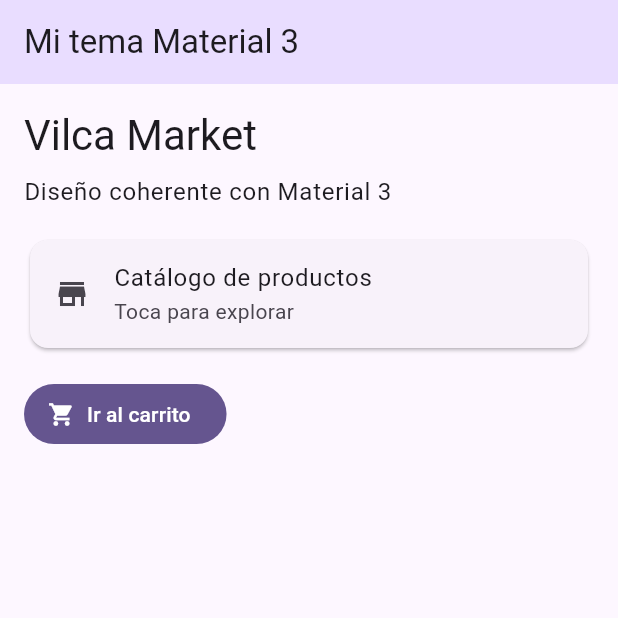
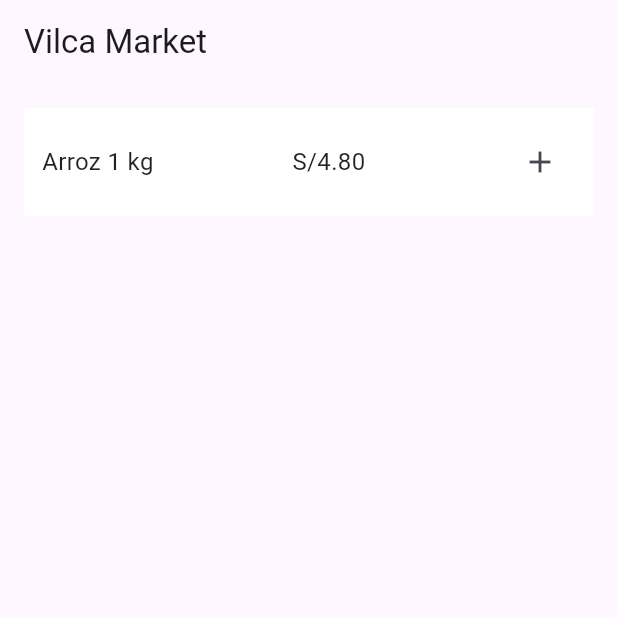
Before and after one commit to guzman20alfredo-spec/app_movil_2026_2_agt, a Flutter app: the screen it shows after launch, on a phone screen of 412 x 824 dp, the top half of it. Run offline on Flutter 3.47's test engine with Material 3 defaults, Android fonts, the phone set to English and light mode, and no system bars.

Commit message:
sesion-07: correcciones de accesibilidad del catálogo

```diff
--- a/lib/main.dart
+++ b/lib/main.dart
@@ -1,64 +1,52 @@
 import 'package:flutter/material.dart';
-import 'package:google_fonts/google_fonts.dart';
 
-void main() => runApp(const MiApp());
+void main() => runApp(const MaterialApp(home: CatalogoCorregido()));
 
-class MiApp extends StatelessWidget {
-  const MiApp({super.key});
+class CatalogoCorregido extends StatelessWidget {
+  const CatalogoCorregido({super.key});
 
   @override
   Widget build(BuildContext context) {
-    return MaterialApp(
-      debugShowCheckedModeBanner: false,
-      title: 'Ficha de tema',
-      theme: ThemeData(
-        useMaterial3: true,
-        colorScheme: ColorScheme.fromSeed(
-          seedColor: const Color(0xFF6750A4), // TODO 1: hex de Theme Builder
-        ),
-        textTheme: GoogleFonts.poppinsTextTheme(
-          const TextTheme(),
-        ), // TODO 2: fuente (poppins, lato)
-      ),
-      home: const PantallaTema(),
-    );
-  }
-}
-
-class PantallaTema extends StatelessWidget {
-  const PantallaTema({super.key});
-
-  @override
-  Widget build(BuildContext context) {
-    final colores = Theme.of(context).colorScheme;
-    final textos = Theme.of(context).textTheme;
-
     return Scaffold(
-      appBar: AppBar(
-        title: const Text('Mi tema Material 3'),
-        backgroundColor: colores.primaryContainer, // TODO 3: token "contenedor primario"
-      ),
+      appBar: AppBar(title: const Text('Vilca Market')),
       body: Padding(
         padding: const EdgeInsets.all(16),
-        child: Column(
-          crossAxisAlignment: CrossAxisAlignment.start,
+        child: Row(
           children: [
-            Text('Vilca Market', style: textos.headlineMedium),
-            const SizedBox(height: 8),
-            Text('Diseño coherente con Material 3', style: textos.bodyLarge),
-            const SizedBox(height: 16),
-            Card(
-              child: ListTile(
-                leading: const Icon(Icons.store), // TODO 4: ícono de tienda
-                title: const Text('Catálogo de productos'),
-                subtitle: const Text('Toca para explorar'),
+            Expanded(
+              child: Container(
+                padding: const EdgeInsets.all(12),
+                color: Colors.white,
+                child: Row(
+                  mainAxisAlignment: MainAxisAlignment.spaceBetween,
+                  children: [
+                    const Text(
+                      'Arroz 1 kg',
+                      style: TextStyle(
+                        fontSize: 16, // Corregido: tamaño >= 14 sp
+                        color: Colors
+                            .black87, // Corregido: contraste adecuado >= 4.5:1
+                      ),
+                    ),
+                    const Text(
+                      'S/4.80',
+                      style: TextStyle(
+                        fontSize: 16, // Corregido: tamaño >= 14 sp
+                        color: Colors
+                            .black87, // Corregido: contraste adecuado >= 4.5:1
+                      ),
+                    ),
+                    IconButton(
+                      tooltip: 'Agregar al carrito', // Corregido: Nombre accesible para TalkBack
+                      icon: const Icon(
+                        Icons.add,
+                        size: 24,
+                      ), // Corregido: Tamaño de objetivo táctil adecuado
+                      onPressed: () {},
+                    ),
+                  ],
+                ),
               ),
-            ),
-            const SizedBox(height: 16),
-            FilledButton.icon(
-              onPressed: () {},
-              icon: const Icon(Icons.shopping_cart),
-              label: const Text('Ir al carrito'),
             ),
           ],
         ),
--- a/pubspec.yaml
+++ b/pubspec.yaml
@@ -34,6 +34,7 @@ dependencies:
   # The following adds the Cupertino Icons font to your application.
   # Use with the CupertinoIcons class for iOS style icons.
   cupertino_icons: ^1.0.8
+  google_fonts: ^9.0.0
 
 dev_dependencies:
   flutter_test:
```
Also changed, not shown: lib/models/product_args.dart (added, +11 -0 lines), lib/perfil_estudiantil.dart (deleted, +0 -107 lines), lib/routes/app_routes.dart (added, +58 -0 lines), lib/screens/anexo1_screen.dart (added, +65 -0 lines), lib/screens/detail_screen.dart (added, +59 -0 lines), lib/screens/home_screen.dart (added, +100 -0 lines), lib/screens/quantity_screen.dart (added, +52 -0 lines), lib/widgets/product_card.dart (added, +28 -0 lines), lib/widgets/quantity_selector.dart (added, +40 -0 lines), lib/widgets/section_title.dart (added, +17 -0 lines), pubspec.lock, 4 other files.
